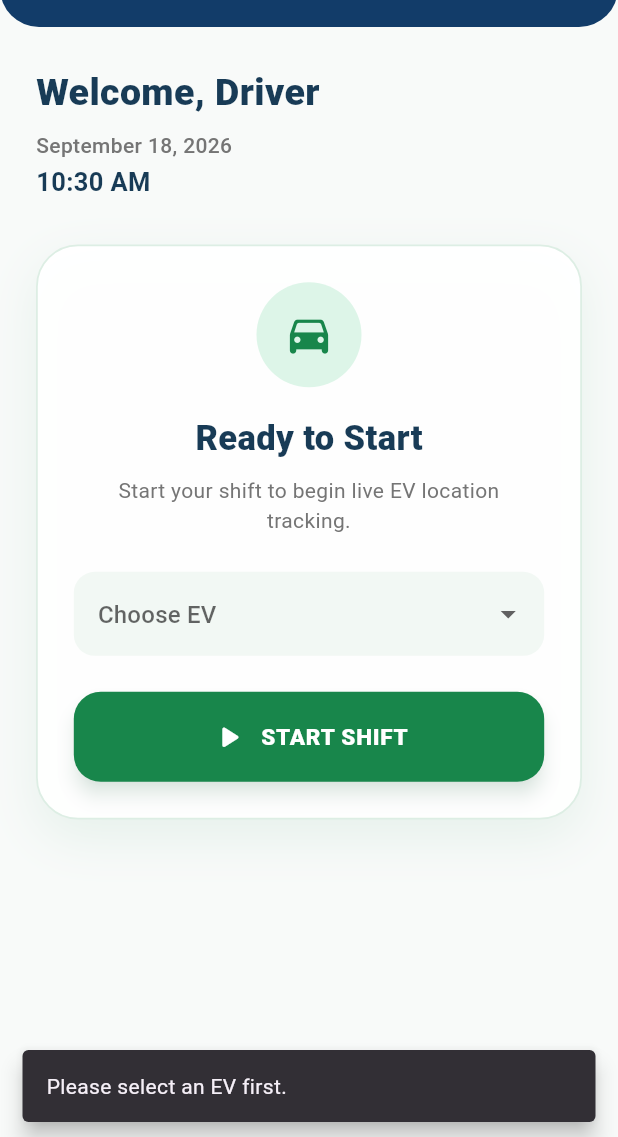
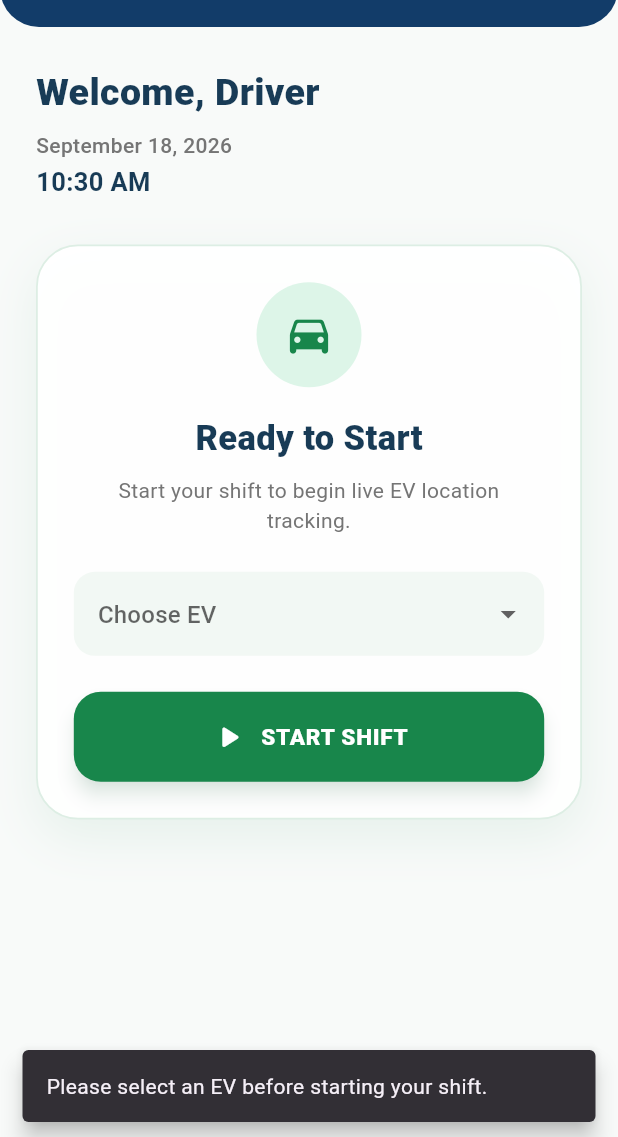
Before and after one commit to SaiPrashanth1602/VIT-EV-BUGGY-FIREBASE, a Flutter app: the screen it shows after launch, after a tap on "START SHIFT", on a phone screen of 412 x 824 dp, the part 99-1236 px from its top. Run offline on Flutter 3.47's test engine with Material 3 defaults, Android fonts, the phone set to English and light mode, and no system bars; our stand-ins replace firebase_core, firebase_database, geolocator, shared_preferences; accounts and stored records are empty.

Commit message:
Fix driver network monitoring and tracking

```diff
--- a/lib/screens/driver/driver_home_screen.dart
+++ b/lib/screens/driver/driver_home_screen.dart
@@ -34,6 +34,7 @@ class _DriverHomeScreenState extends State<DriverHomeScreen> {
   @override
   void initState() {
     super.initState();
+    _locationService.onConnectionChanged = _handleConnectionChanged;
     WidgetsBinding.instance.addPostFrameCallback((_) {
       _restoreExistingShift();
     });
@@ -52,6 +53,7 @@ class _DriverHomeScreenState extends State<DriverHomeScreen> {
   @override
   void dispose() {
     _clockTimer?.cancel();
+    _locationService.onConnectionChanged = null;
     super.dispose();
   }
 
@@ -95,7 +97,7 @@ class _DriverHomeScreenState extends State<DriverHomeScreen> {
 
       if (!restored) {
         _showMessage(
-          'Shift restored: $vehicleId. Enable GPS/permission to resume tracking.',
+          'Your shift is active, but location tracking could not restart. Please enable GPS and check permissions.',
         );
       }
     } catch (error, stackTrace) {
@@ -116,7 +118,7 @@ class _DriverHomeScreenState extends State<DriverHomeScreen> {
     }
 
     if (_selectedVehicleId == null) {
-      _showMessage('Please select an EV first.');
+      _showMessage('Please select an EV before starting your shift.');
       return;
     }
 
@@ -124,7 +126,9 @@ class _DriverHomeScreenState extends State<DriverHomeScreen> {
       _isProcessing = true;
     });
 
-    final started = await _locationService.startTracking(_selectedVehicleId!);
+    final started = await _locationService
+        .startTracking(_selectedVehicleId!)
+        .timeout(const Duration(seconds: 12), onTimeout: () => false);
 
     if (!mounted) {
       return;
@@ -137,10 +141,13 @@ class _DriverHomeScreenState extends State<DriverHomeScreen> {
     });
 
     if (!started) {
-      _showMessage('Location permission or GPS service is unavailable.');
+      _showMessage(
+        _locationService.lastErrorMessage ??
+            'Unable to connect to the server. Please check your internet connection and try again.',
+      );
     } else {
       _showMessage(
-        'Shift started. ${_activeVehicleId ?? 'EV'} tracking is active.',
+        'Shift started successfully. ${_activeVehicleId ?? 'EV'} tracking is now active.',
       );
     }
   }
@@ -154,11 +161,12 @@ class _DriverHomeScreenState extends State<DriverHomeScreen> {
       _isProcessing = true;
     });
 
-    await _locationService.stopTracking();
+    try {
+      await _locationService.stopTracking().timeout(
+        const Duration(seconds: 12),
+      );
 
-    if (!mounted) {
-      return;
-    }
+      if (!mounted) return;
 
       setState(() {
         _isProcessing = false;
@@ -167,7 +175,66 @@ class _DriverHomeScreenState extends State<DriverHomeScreen> {
         _selectedVehicleId = null;
       });
 
-    _showMessage('Shift ended successfully.');
+      _showMessage('Shift ended successfully. Location tracking stopped.');
+    } catch (error) {
+      debugPrint('END SHIFT ERROR: $error');
+      if (!mounted) return;
+      setState(() => _isProcessing = false);
+      _showMessage(
+        'Unable to end your shift. Please check your connection and try again.',
+      );
+    }
+  }
+
+  bool _networkWarningShown = false;
+  bool _isNetworkConnected = true;
+
+  void _handleConnectionChanged(bool connected) {
+    if (!mounted) return;
+
+    final wasDisconnected = !_isNetworkConnected;
+
+    setState(() {
+      _isNetworkConnected = connected;
+      _networkWarningShown = !connected;
+    });
+
+    if (_shiftActive && connected && wasDisconnected) {
+      _showMessage(
+        'Network connection restored. EV location tracking has resumed.',
+      );
+    }
+  }
+
+  Widget _buildNetworkStatusBanner() {
+    if (_isNetworkConnected || !_shiftActive) {
+      return const SizedBox.shrink();
+    }
+
+    return Material(
+      color: Colors.red.shade700,
+      child: SafeArea(
+        bottom: false,
+        child: Padding(
+          padding: const EdgeInsets.symmetric(horizontal: 16, vertical: 12),
+          child: Row(
+            children: [
+              const Icon(Icons.wifi_off, color: Colors.white),
+              const SizedBox(width: 10),
+              const Expanded(
+                child: Text(
+                  'Network connection lost. Location updates will resume when the connection returns.',
+                  style: TextStyle(
+                    color: Colors.white,
+                    fontWeight: FontWeight.w600,
+                  ),
+                ),
+              ),
+            ],
+          ),
+        ),
+      ),
+    );
   }
 
   void _showMessage(String message) {
@@ -217,6 +284,7 @@ class _DriverHomeScreenState extends State<DriverHomeScreen> {
         child: Column(
           children: [
             _buildHeader(),
+            _buildNetworkStatusBanner(),
             Expanded(
               child: SingleChildScrollView(
                 padding: const EdgeInsets.fromLTRB(24, 26, 24, 32),
--- a/lib/services/location_service.dart
+++ b/lib/services/location_service.dart
@@ -3,22 +3,42 @@ import 'dart:io' show Platform;
 
 import 'package:firebase_database/firebase_database.dart';
 import 'package:geolocator/geolocator.dart';
+import 'package:shared_preferences/shared_preferences.dart';
 
 class LocationService {
   StreamSubscription<Position>? _positionSubscription;
 
   bool _isTracking = false;
   String? _vehicleId;
-  String? _lastError;
+  String? _lastErrorMessage;
+
+  String? get lastErrorMessage => _lastErrorMessage;
   Position? _lastValidPosition;
   Timer? _heartbeatTimer;
+  StreamSubscription<DatabaseEvent>? _connectionSubscription;
+  void Function(bool connected)? onConnectionChanged;
 
-  static const String driverId = 'driver';
+  static const String _deviceIdKey = 'ev_shuttle_driver_device_id';
+  String? _resolvedDriverId;
+
+  Future<String> _getDriverId() async {
+    if (_resolvedDriverId != null) return _resolvedDriverId!;
+    final preferences = await SharedPreferences.getInstance();
+    var savedId = preferences.getString(_deviceIdKey);
+    if (savedId == null || savedId.isEmpty) {
+      savedId =
+          'driver_${DateTime.now().microsecondsSinceEpoch}_${Object().hashCode}';
+      await preferences.setString(_deviceIdKey, savedId);
+    }
+    _resolvedDriverId = savedId;
+    return savedId;
+  }
+
   static const Duration heartbeatInterval = Duration(seconds: 30);
+  static const Duration networkTimeout = Duration(seconds: 8);
 
   bool get isTracking => _isTracking;
   String? get vehicleId => _vehicleId;
-  String? get lastError => _lastError;
 
   static const List<String> vehicleIds = ['EV1', 'EV2'];
   static const Duration normalUpdateInterval = Duration(seconds: 1);
@@ -32,9 +52,11 @@ class LocationService {
   );
 
   Future<bool> checkAndRequestPermission() async {
-    _lastError = null;
+    _lastErrorMessage = null;
+
     if (!await Geolocator.isLocationServiceEnabled()) {
-      _lastError = 'Location services are disabled. Please enable GPS.';
+      _lastErrorMessage =
+          'Location is turned off. Please enable GPS and try again.';
       print('LOCATION SERVICE IS DISABLED');
       return false;
     }
@@ -47,8 +69,9 @@ class LocationService {
 
     if (permission == LocationPermission.denied ||
         permission == LocationPermission.deniedForever) {
-      _lastError =
-          'Location permission is denied. Please allow location access.';
+      _lastErrorMessage = permission == LocationPermission.deniedForever
+          ? 'Location permission is permanently denied. Please enable it from App Settings.'
+          : 'Location permission is required to track your EV. Please allow permission in Settings.';
       print('LOCATION PERMISSION DENIED: $permission');
       return false;
     }
@@ -58,11 +81,13 @@ class LocationService {
   }
 
   Future<bool> claimVehicle(String selectedVehicleId) async {
-    _lastError = null;
     if (!vehicleIds.contains(selectedVehicleId)) return false;
 
     final reference = _vehiclesReference.child(selectedVehicleId);
-    final result = await reference.runTransaction((Object? currentData) {
+    final currentDriverId = await _getDriverId();
+    try {
+      final result = await reference
+          .runTransaction((Object? currentData) {
             final data = currentData is Map
                 ? Map<String, dynamic>.from(currentData)
                 : <String, dynamic>{};
@@ -79,20 +104,27 @@ class LocationService {
               'vehicleId': selectedVehicleId,
               'active': true,
               'status': 'STARTED',
-        'driverId': driverId,
+              'driverId': currentDriverId,
               'shiftStartedAt': DateTime.now().toUtc().toIso8601String(),
               'lastSeen': DateTime.now().toUtc().toIso8601String(),
               'connectionState': 'CONNECTED',
             });
 
             return Transaction.success(data);
-    }, applyLocally: false);
+          }, applyLocally: false)
+          .timeout(networkTimeout);
 
       if (!result.committed) {
-      _lastError =
-          '$selectedVehicleId is already running. Please choose another EV.';
+        _lastErrorMessage =
+            'This EV is currently assigned to another driver. Please choose another EV.';
       }
       return result.committed;
+    } catch (error) {
+      _lastErrorMessage =
+          'Unable to connect to the server. Please check your internet connection and try again.';
+      print('CLAIM VEHICLE ERROR: $error');
+      return false;
+    }
   }
 
   Future<bool> startTracking(String selectedVehicleId) async {
@@ -124,22 +156,27 @@ class LocationService {
     _lastValidPosition = null;
 
     try {
+      final currentDriverId = await _getDriverId();
       if (claim) {
         await sendShiftEvent(vehicleId: _vehicleId!, status: 'STARTED');
       } else {
         // Reconnect an already active shift without creating a new STARTED event
         // or changing the existing shift state.
-        await _vehiclesReference.child(_vehicleId!).update({
+        await _vehiclesReference
+            .child(_vehicleId!)
+            .update({
               'vehicleId': _vehicleId,
               'active': true,
               'status': 'ACTIVE',
-          'driverId': driverId,
+              'driverId': currentDriverId,
               'connectionState': 'CONNECTED',
               'lastSeen': DateTime.now().toUtc().toIso8601String(),
-        });
+            })
+            .timeout(networkTimeout);
       }
 
       await _registerDisconnectHandler(_vehicleId!);
+      _startConnectionMonitor();
       _startHeartbeat();
 
       final androidSettings = AndroidSettings(
@@ -189,6 +226,8 @@ class LocationService {
 
       return true;
     } catch (error) {
+      _lastErrorMessage ??=
+          'Unable to connect to the server. Please check your internet connection and try again.';
       print('START TRACKING ERROR: $error');
       // Never end an existing shift just because reconnecting failed.
       // Only a deliberate END SHIFT should release the vehicle.
@@ -260,28 +299,57 @@ class LocationService {
     return defaultSettings;
   }
 
+  void _startConnectionMonitor() {
+    _connectionSubscription?.cancel();
+    _connectionSubscription = FirebaseDatabase.instance
+        .ref('.info/connected')
+        .onValue
+        .listen(
+          (event) {
+            final connected = event.snapshot.value == true;
+            onConnectionChanged?.call(connected);
+            if (!connected) {
+              print('NETWORK DISCONNECTED DURING ACTIVE SHIFT');
+            } else {
+              print('NETWORK CONNECTED DURING ACTIVE SHIFT');
+            }
+          },
+          onError: (Object error) {
+            onConnectionChanged?.call(false);
+            print('CONNECTION MONITOR ERROR: $error');
+          },
+        );
+  }
+
   void _startHeartbeat() {
     _heartbeatTimer?.cancel();
     _heartbeatTimer = Timer.periodic(heartbeatInterval, (_) async {
       final vehicleId = _vehicleId;
       if (!_isTracking || vehicleId == null) return;
+      final currentDriverId = await _getDriverId();
       await _vehiclesReference.child(vehicleId).update({
         'lastSeen': DateTime.now().toUtc().toIso8601String(),
         'connectionState': 'CONNECTED',
-        'driverId': driverId,
+        'driverId': currentDriverId,
       });
     });
   }
 
   Future<void> _registerDisconnectHandler(String vehicleId) async {
-    await _vehiclesReference.child(vehicleId).onDisconnect().update({
-      'connectionState': 'DISCONNECTED',
-    });
+    await _vehiclesReference
+        .child(vehicleId)
+        .onDisconnect()
+        .update({'connectionState': 'DISCONNECTED'})
+        .timeout(networkTimeout);
   }
 
   Future<String?> findExistingShift() async {
+    final currentDriverId = await _getDriverId();
     for (final vehicleId in vehicleIds) {
-      final snapshot = await _vehiclesReference.child(vehicleId).get();
+      final snapshot = await _vehiclesReference
+          .child(vehicleId)
+          .get()
+          .timeout(networkTimeout);
       if (!snapshot.exists || snapshot.value is! Map) continue;
 
       final data = Map<String, dynamic>.from(snapshot.value as Map);
@@ -295,7 +363,10 @@ class LocationService {
 
       // Firebase data shown by your app contains active=true and status=ACTIVE.
       // Accept ACTIVE and STARTED so reopening works during either phase.
-      if (active && status != 'ENDED') {
+      final recordDriverId = data['driverId']?.toString();
+      final belongsToThisPhone = recordDriverId == currentDriverId;
+
+      if (active && status != 'ENDED' && belongsToThisPhone) {
         print('EXISTING SHIFT FOUND: $vehicleId');
         return vehicleId;
       }
@@ -330,18 +401,24 @@ class LocationService {
   Future<void> releaseVehicleSlot(String? vehicleId) async {
     if (vehicleId == null) return;
 
-    await _vehiclesReference.child(vehicleId).update({
+    await _vehiclesReference
+        .child(vehicleId)
+        .update({
           'active': false,
           'status': 'ENDED',
           'updatedAt': DateTime.now().toUtc().toIso8601String(),
-    });
+        })
+        .timeout(networkTimeout);
   }
 
   Future<void> sendLocation({
     required String vehicleId,
     required Position position,
   }) async {
-    await _vehiclesReference.child(vehicleId).update({
+    final currentDriverId = await _getDriverId();
+    await _vehiclesReference
+        .child(vehicleId)
+        .update({
           'vehicleId': vehicleId,
           'latitude': position.latitude,
           'longitude': position.longitude,
@@ -351,10 +428,11 @@ class LocationService {
           'accuracy': position.accuracy,
           'active': true,
           'status': 'ACTIVE',
-      'driverId': driverId,
+          'driverId': currentDriverId,
           'lastSeen': DateTime.now().toUtc().toIso8601String(),
           'connectionState': 'CONNECTED',
-    });
+        })
+        .timeout(networkTimeout);
   }
 
   Future<void> sendShiftEvent({
@@ -362,12 +440,13 @@ class LocationService {
     required String status,
   }) async {
     final timestamp = DateTime.now().toUtc().toIso8601String();
+    final currentDriverId = await _getDriverId();
 
     await _vehiclesReference.child(vehicleId).update({
       'vehicleId': vehicleId,
       'status': status,
       'active': status == 'STARTED',
-      'driverId': status == 'ENDED' ? null : driverId,
+      'driverId': status == 'ENDED' ? null : currentDriverId,
       'lastSeen': timestamp,
       'connectionState': status == 'ENDED' ? 'DISCONNECTED' : 'CONNECTED',
       'updatedAt': timestamp,
--- a/pubspec.yaml
+++ b/pubspec.yaml
@@ -37,6 +37,7 @@ dependencies:
   geolocator: ^14.0.3
   firebase_core: ^4.15.0
   firebase_database: ^12.6.0
+  shared_preferences: ^2.5.3
 
 dev_dependencies:
   flutter_test:
```
Also changed, not shown: pubspec.lock, 1 other file. Lines whose indentation alone changed are shown as unchanged.
